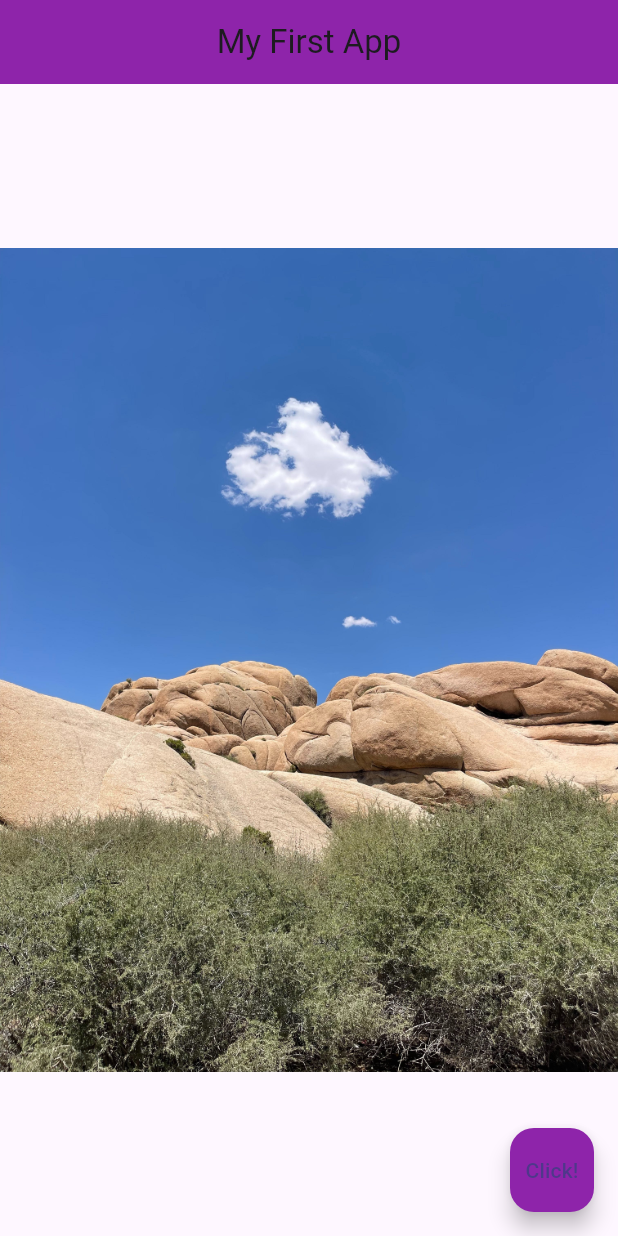
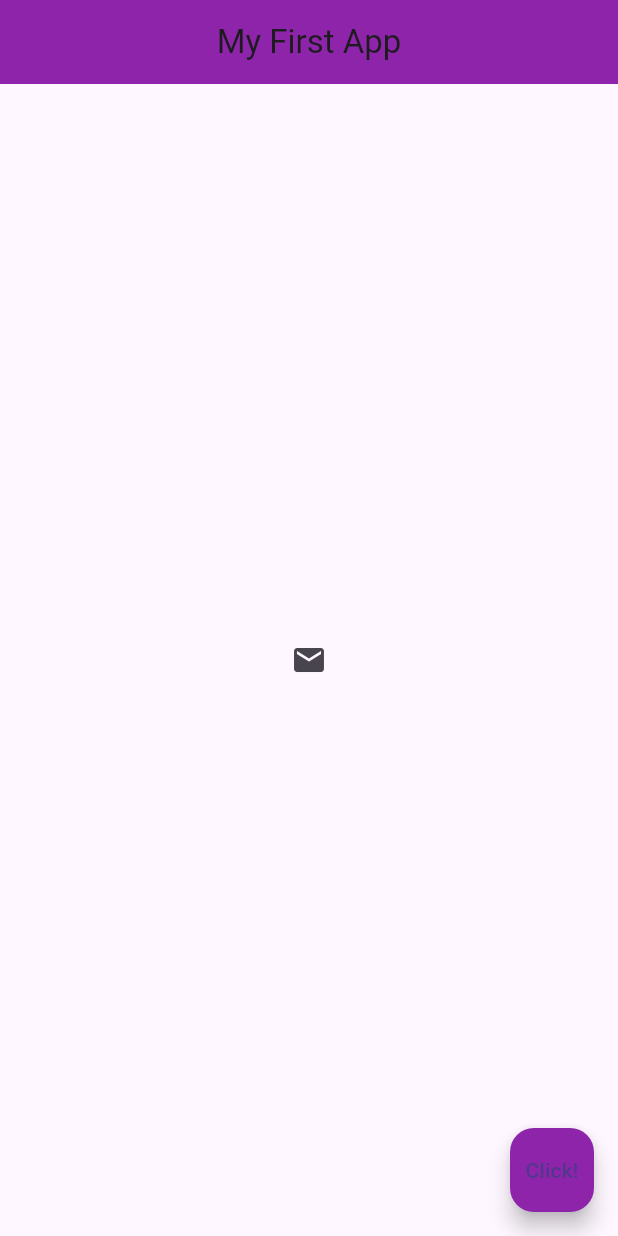
Before and after one commit to Sanjeda039/Flutter_Project, a Flutter app: the screen it shows after launch, on a phone screen of 412 x 824 dp. Run offline on Flutter 3.47's test engine with Material 3 defaults, Android fonts, the phone set to English and light mode, and no system bars.

Commit message:
Button with icon

```diff
--- a/lib/main.dart
+++ b/lib/main.dart
@@ -16,8 +16,15 @@ class Home extends StatelessWidget {
         backgroundColor: Colors.purple[600],
       ),
       body: Center(
-        child: Image.asset('assets/image3.jpg'),
-        ),
+        child: IconButton(
+          onPressed: () {
+          print('Oooops you pressed me!');
+          },
+          icon: Icon(
+          Icons.mail
+          ),
+          ),
+          ),
       floatingActionButton: FloatingActionButton(
         onPressed: () { },
         backgroundColor: Colors.purple[600],
@@ -26,3 +33,19 @@ class Home extends StatelessWidget {
     );
   }
 }
+
+
+// child: ElevatedButton.icon(
+// style: ElevatedButton.styleFrom(
+// backgroundColor: Colors.lime, // Set background color here
+// foregroundColor: Colors.white, // Set text color
+// ),
+// onPressed: () {
+// print('Oooops you pressed me!');
+// },
+// icon: Icon(
+// Icons.mail
+// ),
+// label: Text ('click me'),
+// ),
+// ),
```
